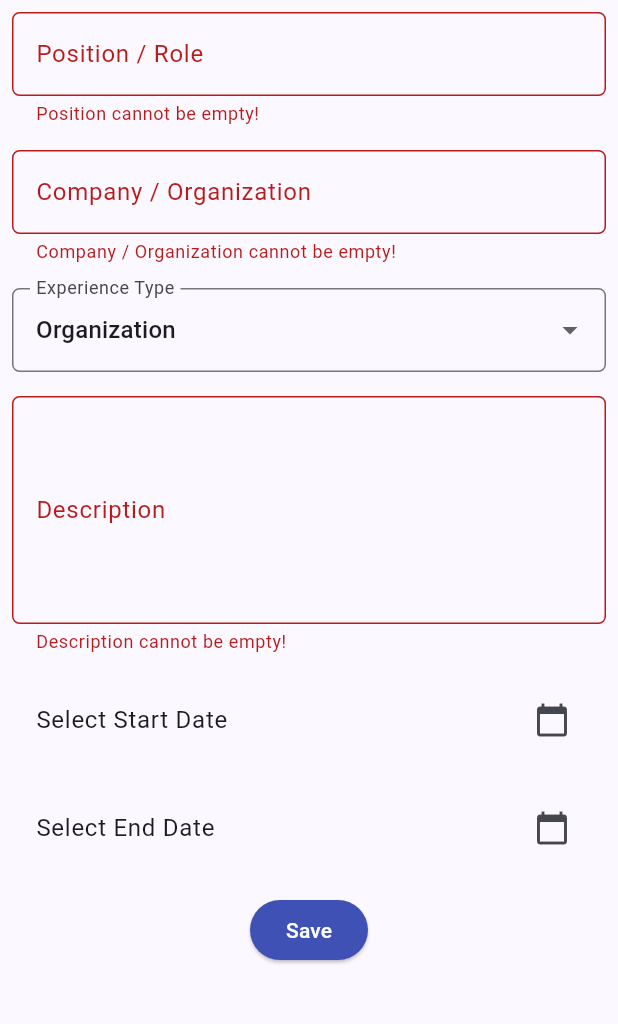
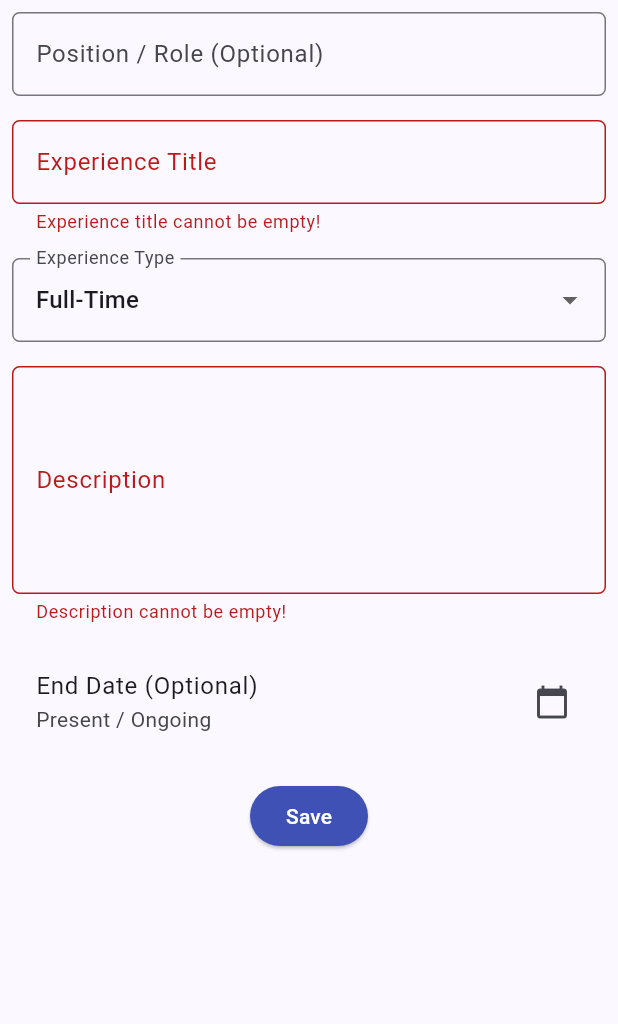
Before and after one commit to naila-husna/myportofolio_mobile, a Flutter app: the ExperienceFormPage screen opened directly, after a tap on "Save", on a phone screen of 412 x 824 dp, the part 84-1108 px from its top. Run offline on Flutter 3.47's test engine with Material 3 defaults, Android fonts, the phone set to English and light mode, and no system bars; our stand-ins replace material_ui.

Commit message:
fix: align experience form fields and validation with Django model

```diff
--- a/lib/screens/experience_form.dart
+++ b/lib/screens/experience_form.dart
@@ -11,20 +11,19 @@ class ExperienceFormPage extends StatefulWidget {
 class _ExperienceFormPageState extends State<ExperienceFormPage> {
   final _formKey = GlobalKey<FormState>();
 
-  String _company = "";
+  String _title = "";
   String _position = "";
   String _description = "";
-  String _experienceType = "Organization";
-  DateTime? _startDate;
+  String _experienceType = "Full-Time";
   DateTime? _endDate;
 
   final List<String> _experienceTypes = [
-    'Organization',
     'Internship',
-    'Work',
+    'Research',
     'Volunteer',
-    'Committee',
-    'Other',
+    'Part-Time',
+    'Full-Time',
+    'Freelance',
   ];
 
   @override
@@ -48,7 +47,7 @@ class _ExperienceFormPageState extends State<ExperienceFormPage> {
                 child: TextFormField(
                   decoration: InputDecoration(
                     hintText: "Contoh: Software Engineer Intern",
-                    labelText: "Position / Role",
+                    labelText: "Position / Role (Optional)",
                     border: OutlineInputBorder(
                       borderRadius: BorderRadius.circular(5.0),
                     ),
@@ -59,33 +58,36 @@ class _ExperienceFormPageState extends State<ExperienceFormPage> {
                     });
                   },
                   validator: (String? value) {
-                    if (value == null || value.trim().isEmpty) {
-                      return "Position cannot be empty!";
+                    if (value != null && value.length > 255) {
+                      return "Position cannot exceed 255 characters!";
                     }
                     return null;
                   },
                 ),
               ),
 
-              // === Company / Organization ===
+              // === Experience Title ===
               Padding(
                 padding: const EdgeInsets.all(8.0),
                 child: TextFormField(
                   decoration: InputDecoration(
-                    hintText: "Contoh: COMPFEST",
-                    labelText: "Company / Organization",
+                    hintText: "Contoh: Internship at Google",
+                    labelText: "Experience Title",
                     border: OutlineInputBorder(
                       borderRadius: BorderRadius.circular(5.0),
                     ),
                   ),
                   onChanged: (String? value) {
                     setState(() {
-                      _company = value ?? "";
+                      _title = value ?? "";
                     });
                   },
                   validator: (String? value) {
                     if (value == null || value.trim().isEmpty) {
-                      return "Company / Organization cannot be empty!";
+                      return "Experience title cannot be empty!";
+                    }
+                    if (value.length > 255) {
+                      return "Title cannot exceed 255 characters!";
                     }
                     return null;
                   },
@@ -145,61 +147,22 @@ class _ExperienceFormPageState extends State<ExperienceFormPage> {
                 ),
               ),
 
-              // === Start Date ===
-              Padding(
-                padding: const EdgeInsets.all(8.0),
-                child: ListTile(
-                  title: Text(
-                    _startDate == null
-                        ? "Select Start Date"
-                        : "Start Date: ${_startDate!.day}/${_startDate!.month}/${_startDate!.year}",
-                  ),
-                  trailing: const Icon(Icons.calendar_today),
-                  onTap: () async {
-                    final DateTime? picked = await showDatePicker(
-                      context: context,
-                      initialDate: _startDate ?? DateTime.now(),
-                      firstDate: DateTime(1950),
-                      lastDate: DateTime.now(),
-                    );
-
-                    if (picked != null && mounted) {
-                      setState(() {
-                        _startDate = picked;
-
-                        if (_endDate != null && _endDate!.isBefore(picked)) {
-                          _endDate = null;
-                        }
-                      });
-                    }
-                  },
-                ),
-              ),
-
-              // === end date ===
+              // === End Date ===
               Padding(
                 padding: const EdgeInsets.all(8.0),
                 child: ListTile(
                   title: Text(
                     _endDate == null
-                        ? "Select End Date"
+                        ? "End Date (Optional)"
                         : "End Date: ${_endDate!.day}/${_endDate!.month}/${_endDate!.year}",
                   ),
+                  subtitle: Text(_endDate == null ? "Present / Ongoing" : ""),
                   trailing: const Icon(Icons.calendar_today),
                   onTap: () async {
-                    final DateTime firstAllowedDate =
-                        _startDate ?? DateTime(1950);
-
-                    final DateTime initialDate =
-                        _endDate != null &&
-                            !_endDate!.isBefore(firstAllowedDate)
-                        ? _endDate!
-                        : firstAllowedDate;
-
                     final DateTime? picked = await showDatePicker(
                       context: context,
-                      initialDate: initialDate,
-                      firstDate: firstAllowedDate,
+                      initialDate: _endDate ?? DateTime.now(),
+                      firstDate: DateTime(1950),
                       lastDate: DateTime.now(),
                     );
 
@@ -211,6 +174,15 @@ class _ExperienceFormPageState extends State<ExperienceFormPage> {
                   },
                 ),
               ),
+              if (_endDate != null)
+                TextButton(
+                  onPressed: () {
+                    setState(() {
+                      _endDate = null;
+                    });
+                  },
+                  child: const Text("Clear End Date"),
+                ),
               // === Save Button ===
               Align(
                 alignment: Alignment.bottomCenter,
@@ -222,26 +194,6 @@ class _ExperienceFormPageState extends State<ExperienceFormPage> {
                     ),
                     onPressed: () {
                       if (_formKey.currentState!.validate()) {
-                        if (_startDate == null || _endDate == null) {
-                          ScaffoldMessenger.of(context).showSnackBar(
-                            const SnackBar(
-                              content: Text("Please select both dates!"),
-                            ),
-                          );
-                          return;
-                        }
-
-                        if (_endDate!.isBefore(_startDate!)) {
-                          ScaffoldMessenger.of(context).showSnackBar(
-                            const SnackBar(
-                              content: Text(
-                                "End Date cannot be earlier than Start Date!",
-                              ),
-                            ),
-                          );
-                          return;
-                        }
-
                         showDialog(
                           context: context,
                           builder: (context) {
@@ -253,14 +205,13 @@ class _ExperienceFormPageState extends State<ExperienceFormPage> {
                                   crossAxisAlignment: CrossAxisAlignment.start,
                                   children: [
                                     Text('Position: $_position'),
-                                    Text('Company: $_company'),
+                                    Text('Title: $_title'),
                                     Text('Experience Type: $_experienceType'),
                                     Text('Description: $_description'),
                                     Text(
-                                      'Start Date: ${_startDate!.day}/${_startDate!.month}/${_startDate!.year}',
-                                    ),
-                                    Text(
-                                      'End Date: ${_endDate!.day}/${_endDate!.month}/${_endDate!.year}',
+                                      _endDate == null
+                                          ? 'End Date: Present'
+                                          : 'End Date: ${_endDate!.day}/${_endDate!.month}/${_endDate!.year}',
                                     ),
                                   ],
                                 ),
```
